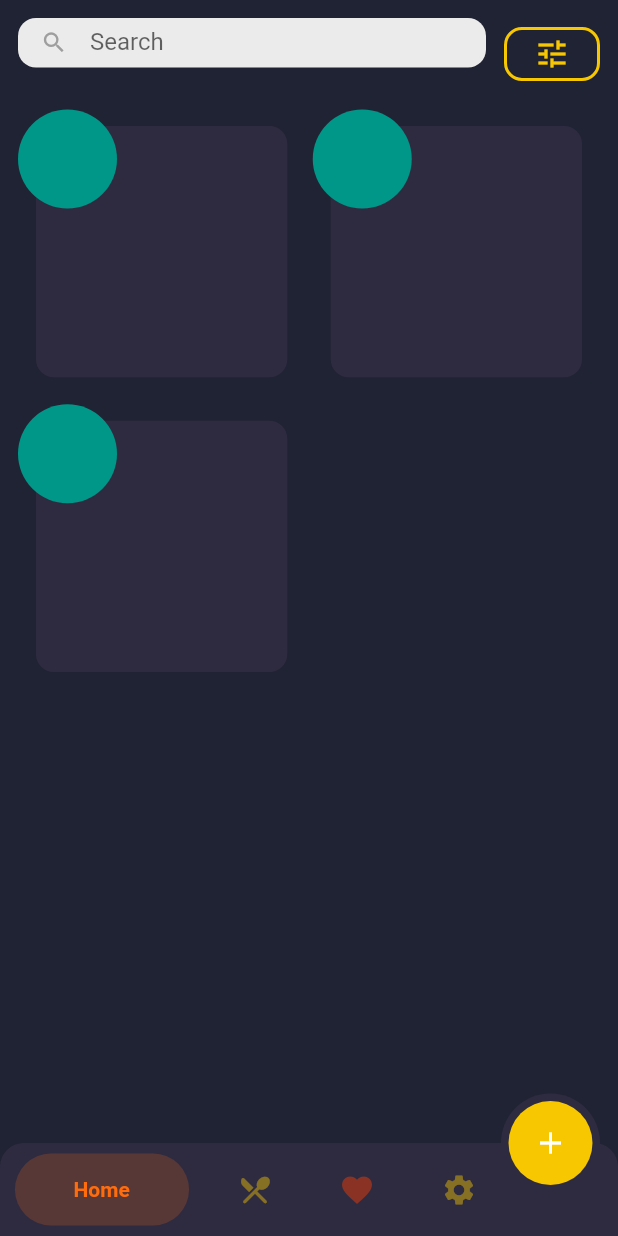
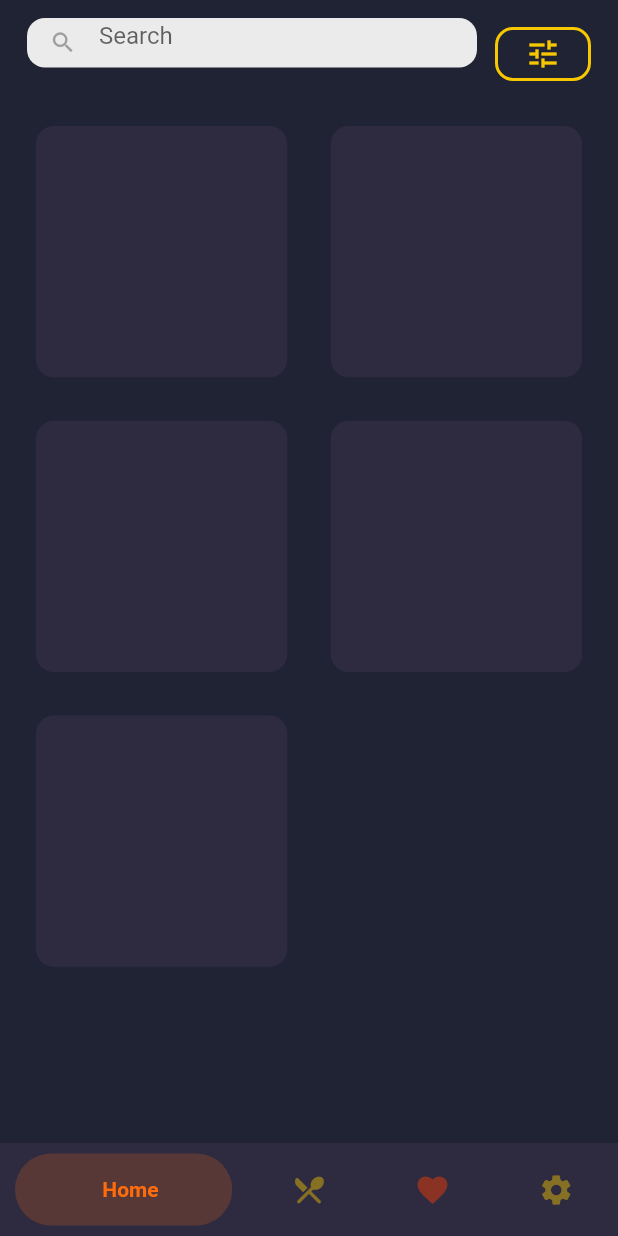
Before and after one commit to evgesha1247/eda2, a Flutter app: the screen it shows after launch, on a phone screen of 412 x 824 dp. Run offline on Flutter 3.47's test engine with Material 2 defaults, Android fonts, the phone set to English and light mode, and no system bars; drawn by our look-alikes of bubble_bottom_bar.

Commit message:
( копия )  -- накидал адаптив , буду пробывать поменять панель навигации

```diff
--- a/lib/ui/screens/guiding_screen/guiding_screen.dart
+++ b/lib/ui/screens/guiding_screen/guiding_screen.dart
@@ -9,11 +9,14 @@ class GuidingScreen extends StatelessWidget {
   const GuidingScreen({Key? key}) : super(key: key);
   @override
   Widget build(BuildContext context) {
-    return const Scaffold(
-      body: _GuidingBodyWidget(),
-      floatingActionButton: _FooterFlotingButtom(),
-      floatingActionButtonLocation: FloatingActionButtonLocation.miniEndDocked,
-      bottomNavigationBar: _FooterBottomBarWidget(),
+    final mediaQuery = MediaQuery.of(context).size.width;
+
+    return Scaffold(
+      body: const _GuidingBodyWidget(),
+      floatingActionButton:
+          (mediaQuery < 310) ? const _FooterFlotingButtom() : null,
+      bottomNavigationBar:
+          (mediaQuery >= 310) ? const _FooterBottomBarWidget() : null,
       backgroundColor: ThemeApp.kBGColor,
     );
   }
@@ -29,9 +32,9 @@ class _GuidingBodyWidget extends StatelessWidget {
       index: currentIndexTab,
       children: [
         ScreensFactory().makeMenuHome(),
-        Text('data'),
-        Text('data'),
-        Text('data'),
+        const Text('data'),
+        const Text('data'),
+        const Text('data'),
       ],
     );
   }
@@ -52,11 +55,9 @@ class _FooterBottomBarWidget extends StatelessWidget {
         bubbItem('Profile', 0xffF7C701, Icons.settings),
       ],
       backgroundColor: ThemeApp.kFrontColor,
-
       opacity: .2,
       borderRadius: const BorderRadius.vertical(top: Radius.circular(16)),
       elevation: 0,
-      fabLocation: BubbleBottomBarFabLocation.end, //new
       currentIndex: currentIndexTab,
       onTap: model.setCurrentIndexTab,
     );
@@ -75,7 +76,7 @@ class _FooterFlotingButtom extends StatelessWidget {
           elevation: 0,
           onPressed: null,
           backgroundColor: ThemeApp.kAccent,
-          child: Icon(Icons.add),
+          child: Icon(Icons.menu_sharp),
         ),
       ),
     );
--- a/lib/ui/screens/menu_home_screen/menu_home_screen.dart
+++ b/lib/ui/screens/menu_home_screen/menu_home_screen.dart
@@ -5,12 +5,20 @@ import '../../widgets/home_header_widget/home_header_widget.dart';
 class MenuHomeScreen extends StatelessWidget {
   const MenuHomeScreen({super.key});
   @override
-  Widget build(context) => MediaQuery.of(context).size.width > 300
-      ? Column(children: const [
-          HomeHederWidget(),
-          HomeBodyWidget(),
-        ])
-      : const HomeBodyWidget();
+  Widget build(context) {
+    final mediaQuery = MediaQuery.of(context).size.width;
+
+    return Column(
+      children: mediaQuery < 310
+          ? [
+              const HomeBodyWidget(),
+            ]
+          : [
+              const HomeHederWidget(),
+              const HomeBodyWidget(),
+            ],
+    );
+  }
 }
 
 class HomeBodyWidget extends StatelessWidget {
@@ -20,10 +28,10 @@ class HomeBodyWidget extends StatelessWidget {
   Widget build(BuildContext context) {
     return Expanded(
       child: GridView.builder(
-          itemCount: 3,
+          itemCount: 5,
           padding: const EdgeInsets.symmetric(horizontal: ThemeApp.kIndent),
           gridDelegate: const SliverGridDelegateWithMaxCrossAxisExtent(
-            maxCrossAxisExtent: 300.0,
+            maxCrossAxisExtent: 310.0,
             crossAxisSpacing: 5.0,
             mainAxisSpacing: 5.0,
           ),
@@ -37,23 +45,12 @@ class _CartItem extends StatelessWidget {
 
   @override
   Widget build(BuildContext context) {
-    return Stack(
-      children: [
-        Container(
-          margin: const EdgeInsets.all(ThemeApp.kIndent),
-          decoration: const BoxDecoration(
-            color: ThemeApp.kFrontColor,
-            borderRadius: BorderRadius.all(Radius.circular(ThemeApp.kIndent)),
-          ),
-        ),
-        const Positioned(
-          top: 1,
-          child: CircleAvatar(
-            backgroundColor: Colors.teal,
-            radius: 33,
-          ),
-        ),
-      ],
+    return Container(
+      margin: const EdgeInsets.all(ThemeApp.kIndent),
+      decoration: const BoxDecoration(
+        color: ThemeApp.kFrontColor,
+        borderRadius: BorderRadius.all(Radius.circular(ThemeApp.kIndent)),
+      ),
     );
   }
 }
--- a/lib/ui/screens_factory.dart/widget_factory.dart
+++ b/lib/ui/screens_factory.dart/widget_factory.dart
@@ -11,7 +11,7 @@ class ScreensFactory {
         child: const GuidingScreen(),
       );
 
-  /////// SCREENS ///////
+  /////// основные страницы  ///////
   Widget makeMenuHome() => ChangeNotifierProvider(
         create: (context) => MenuHomeModel(),
         child: const MenuHomeScreen(),
--- a/lib/ui/widgets/home_header_widget/home_header_widget.dart
+++ b/lib/ui/widgets/home_header_widget/home_header_widget.dart
@@ -13,7 +13,10 @@ class _HomeHederWidgetState extends State<HomeHederWidget> {
   @override
   Widget build(BuildContext context) {
     final togFilter = context.select((MenuHomeModel e) => e.togFilter);
-    return Padding(
+    return FittedBox(
+      child: LimitedBox(
+        maxWidth: 400,
+        child: Padding(
           padding: const EdgeInsets.all(ThemeApp.kIndent),
           child: Column(
             children: [
@@ -35,6 +38,8 @@ class _HomeHederWidgetState extends State<HomeHederWidget> {
                     : CrossFadeState.showFirst,
               ),
             ],
+          ),
+        ),
       ),
     );
   }
@@ -58,7 +63,7 @@ class _SearchWidget extends StatelessWidget {
           filled: true,
           fillColor: Color.fromARGB(255, 235, 235, 235),
           prefixIcon: Icon(Icons.search, color: Colors.grey),
-          label: Text('Search'),
+          hintText: 'Search',
           enabledBorder: styleSerch,
           focusedBorder: styleSerch,
         ),
```
Lines whose indentation alone changed are shown as unchanged.
